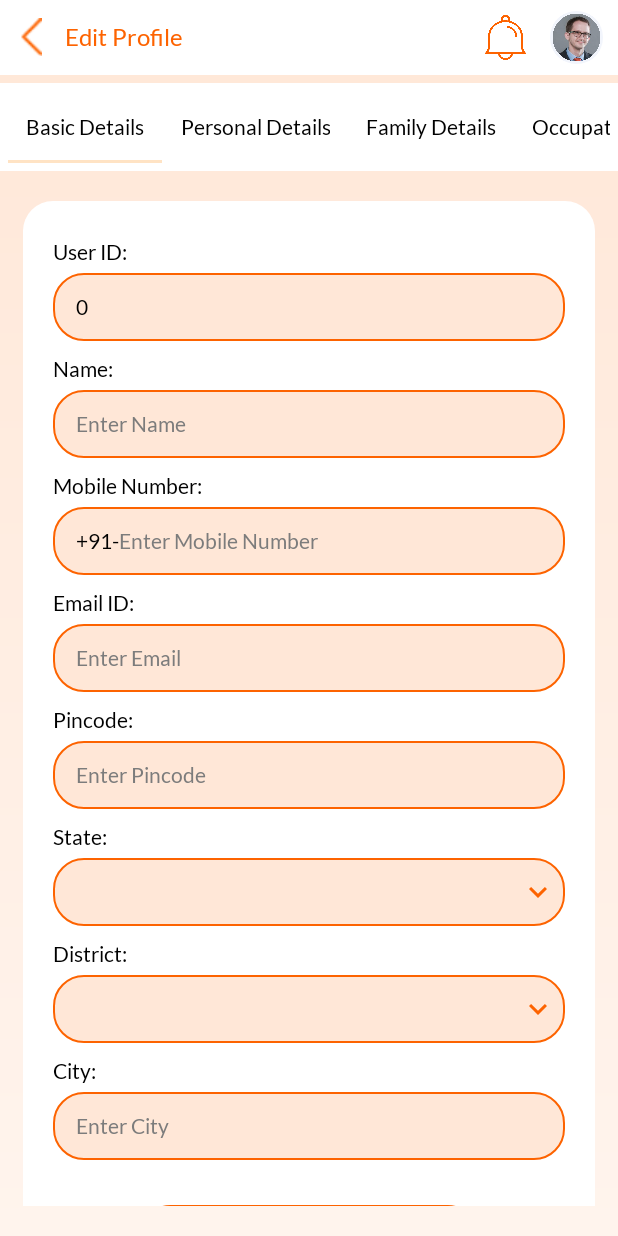
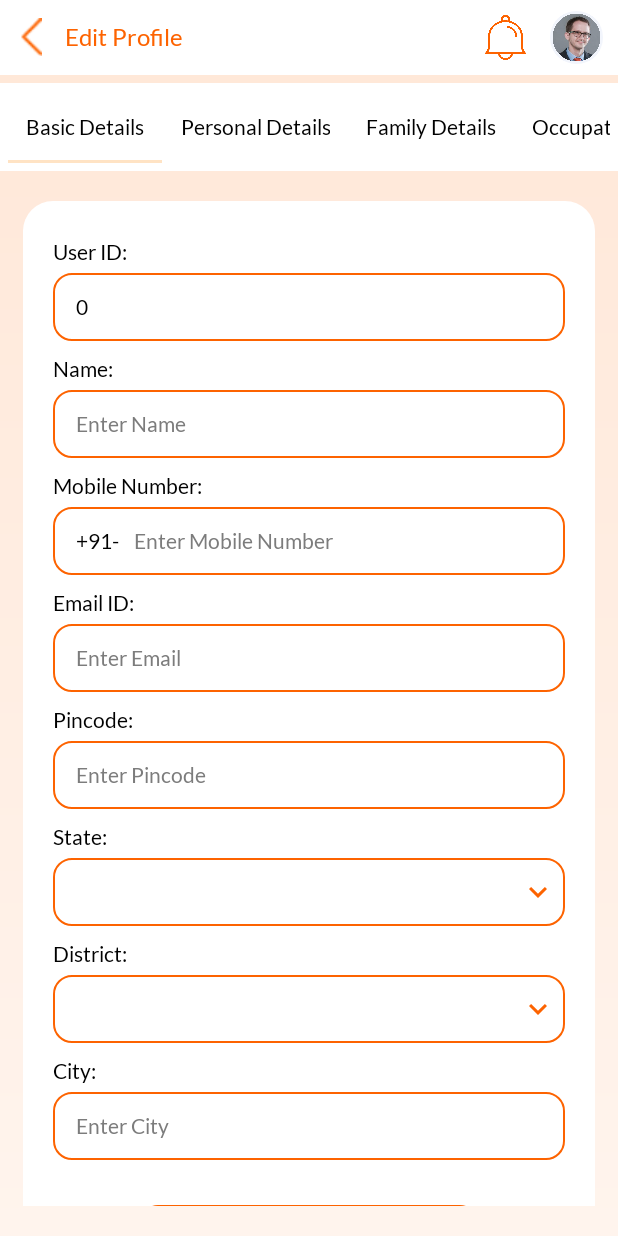
Before and after one commit to ssridharatiwari/VHKFoundation, an Android app: the ActivityEditProfile screen opened directly, with no data from a screen before it, on a phone screen of 412 x 824 dp. Run offline under Robolectric (Android 15) with nearby library versions, the phone set to English and light mode, and no system bars; our stand-ins replace data binding; libraries missing offline, so code that uses them is left out: cn.pedant, es.dmoral.toasty; network calls fail; pictures from the network do not load; 54 statements that could not run were skipped.

Commit message:
feat: centralize widget styles

```diff
--- a/app/src/main/res/drawable/bg_button.xml
+++ b/app/src/main/res/drawable/bg_button.xml
@@ -1,17 +1,13 @@
 <?xml version="1.0" encoding="utf-8"?>
-<ripple  xmlns:android="http://schemas.android.com/apk/res/android"
-     android:color="@color/orange">
+<ripple xmlns:android="http://schemas.android.com/apk/res/android"
+    android:color="@color/orange">
     <item android:id="@android:id/background">
         <shape android:shape="rectangle">
-            <gradient
-                android:startColor="@color/orange"
-                android:centerColor="@color/orange"
-                android:endColor="@color/orange"
-                android:angle="270" />
-            <corners android:radius="@dimen/dp_30"/>
+            <solid android:color="@color/orange" />
+            <corners android:radius="@dimen/dp_12" />
         </shape>
     </item>
-</ripple >
+</ripple>
 
 
 
--- a/app/src/main/res/drawable/bg_button_blue.xml
+++ b/app/src/main/res/drawable/bg_button_blue.xml
@@ -1,17 +1,13 @@
 <?xml version="1.0" encoding="utf-8"?>
-<ripple  xmlns:android="http://schemas.android.com/apk/res/android"
-     android:color="@color/blue">
+<ripple xmlns:android="http://schemas.android.com/apk/res/android"
+    android:color="@color/blue">
     <item android:id="@android:id/background">
         <shape android:shape="rectangle">
-            <gradient
-                android:startColor="@color/blue"
-                android:centerColor="@color/blue"
-                android:endColor="@color/blue"
-                android:angle="270" />
-            <corners android:radius="@dimen/dp_30"/>
+            <solid android:color="@color/blue" />
+            <corners android:radius="@dimen/dp_12" />
         </shape>
     </item>
-</ripple >
+</ripple>
 
 
 
--- a/app/src/main/res/drawable/bg_edittext.xml
+++ b/app/src/main/res/drawable/bg_edittext.xml
@@ -3,6 +3,6 @@
     <stroke
         android:width="@dimen/dp_1"
         android:color="@color/orange" />
-    <corners android:radius="@dimen/dp_20" />
-    <solid android:color="@color/light_orange" />
+    <corners android:radius="@dimen/dp_12" />
+    <solid android:color="@color/white" />
 </shape>
--- /dev/null
+++ b/app/src/main/res/values/styles.xml
@@ -0,0 +1,15 @@
+<?xml version="1.0" encoding="utf-8"?>
+<resources>
+    <style name="AppEditText" parent="android:Widget.EditText">
+        <item name="android:background">@drawable/bg_edittext</item>
+        <item name="android:textColor">@color/black</item>
+        <item name="android:textColorHint">@color/gray</item>
+        <item name="android:paddingLeft">@dimen/dp_10</item>
+        <item name="android:paddingRight">@dimen/dp_10</item>
+    </style>
+
+    <style name="AppButton" parent="Widget.MaterialComponents.Button">
+        <item name="android:background">@drawable/bg_button</item>
+        <item name="android:textColor">@color/white</item>
+    </style>
+</resources>
--- a/app/src/main/res/values/themes.xml
+++ b/app/src/main/res/values/themes.xml
@@ -15,6 +15,8 @@
         <item name="windowActionBar">false</item>
         <item name="windowNoTitle">true</item>
         <!-- Customize your theme here. -->
+        <item name="editTextStyle">@style/AppEditText</item>
+        <item name="buttonStyle">@style/AppButton</item>
     </style>
 
     <style name="Theme.VHKFoundation.NoActionBar">
```
